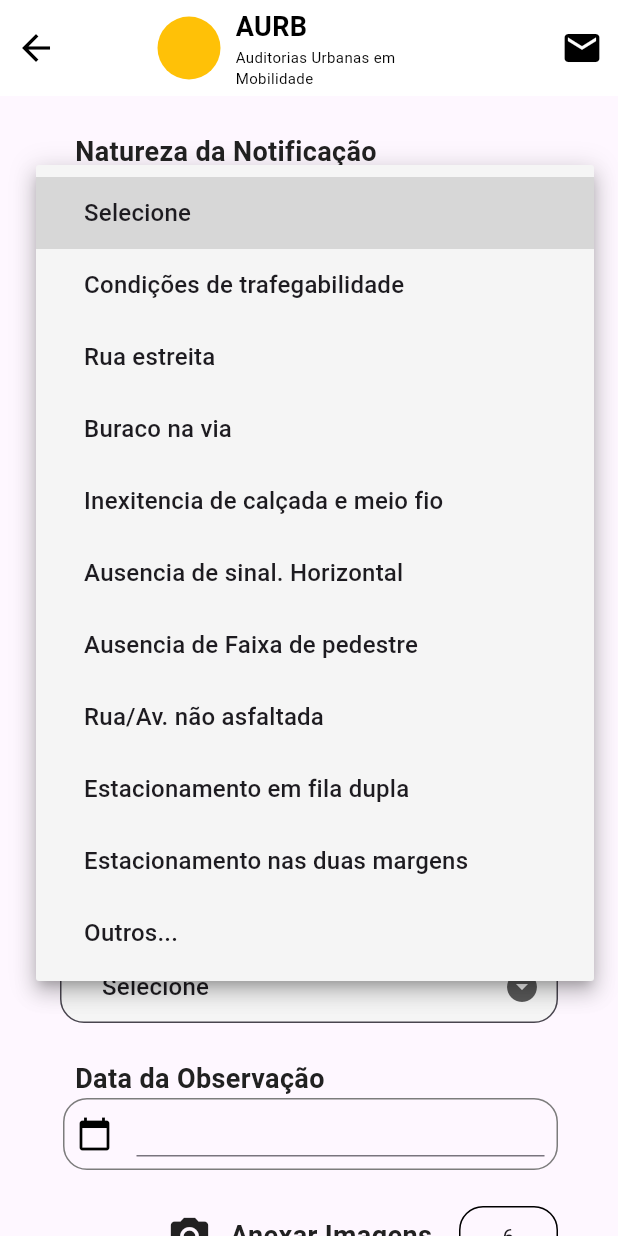
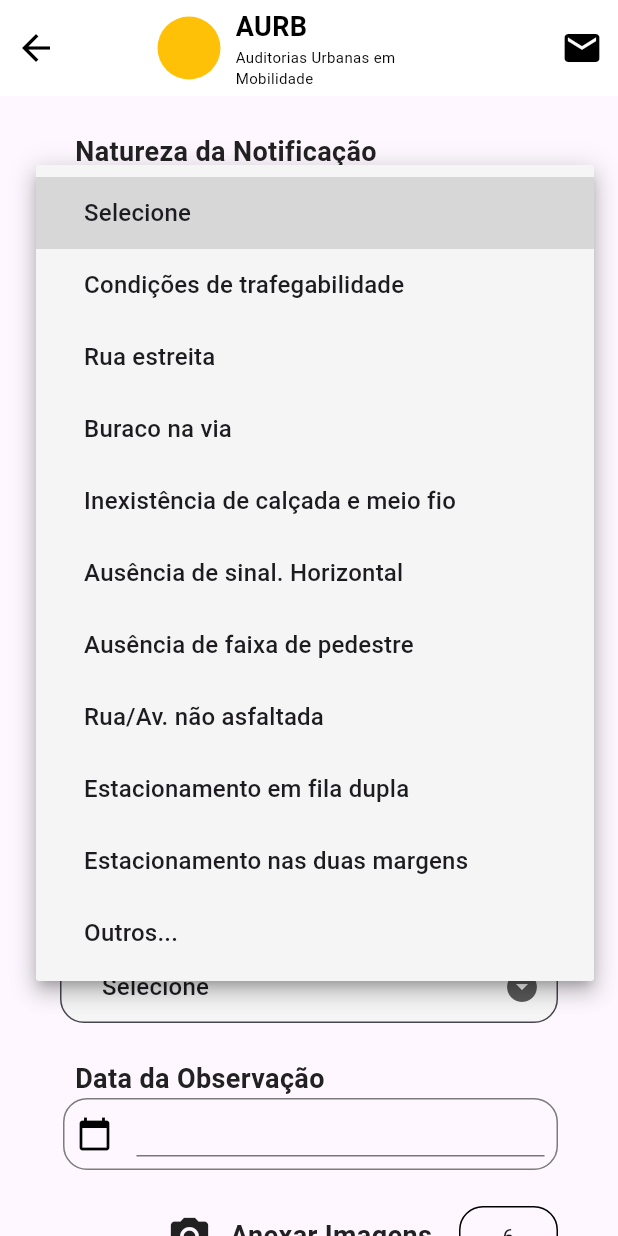
Before and after one commit to amon-mn/aurb, a Flutter app: the StreetsPage screen opened directly, after a tap on "Selecione", on a phone screen of 412 x 824 dp. Run offline on Flutter 3.47's test engine with Material 3 defaults, Android fonts, the phone set to English and light mode, and no system bars; drawn by our look-alikes of date_time_picker; our stand-ins replace charts_flutter, mask_text_input_formatter.

Commit message:
Corrigindo acentuacao

```diff
--- a/lib/screens/notifications/bus_terminal_screen.dart
+++ b/lib/screens/notifications/bus_terminal_screen.dart
@@ -34,7 +34,7 @@ class _BusTerminalPageState extends State<BusTerminalPage> {
     'Tempo de espera',
     'Ausência de banheiros',
     'Banheiros em mau funcionamento',
-    'Falta de indicador de numeros \ntelefônicos de emergência',
+    'Falta de indicador de números \ntelefônicos de emergência',
     'Inundações em forte chuva',
     'Terminal/Ponto quebrado \nou deteriorado',
     'Condições de espera em horário \nde pico',
--- a/lib/screens/notifications/public_transport_screen.dart
+++ b/lib/screens/notifications/public_transport_screen.dart
@@ -29,9 +29,9 @@ class _PublicTransportPageState extends State<PublicTransportPage> {
   final itemListPT = [
     'Selecione',
     'Condições do veículo',
-    'Ausência de rampa de acesso \na cadeirantes',
+    'Ausência de rampa de acesso \npara cadeirantes',
     'Muito lotado em horário de pico',
-    'Numero reduzido de assentos',
+    'Número reduzido de assentos',
     'Falta de segurança',
     'Demora na espera',
     'Assalto',
--- a/lib/screens/notifications/sidewalks_screen.dart
+++ b/lib/screens/notifications/sidewalks_screen.dart
@@ -27,9 +27,9 @@ class _SidewalksPageState extends State<SidewalksPage> {
   final itemListSidewalk = [
     'Selecione',
     'Condições de mobilidade',
-    'Obstrução por Desnível',
-    'Obstrução por Buraco',
-    'Obstrução por Lixo',
+    'Obstrução por desnível',
+    'Obstrução por buraco',
+    'Obstrução por lixo',
     'Obstrução por poste',
     'Obstrução por árvore',
     'Obstrução por veículo',
--- a/lib/screens/notifications/streets_screen.dart
+++ b/lib/screens/notifications/streets_screen.dart
@@ -29,9 +29,9 @@ class _StreetsPageState extends State<StreetsPage> {
     'Condições de trafegabilidade',
     'Rua estreita',
     'Buraco na via',
-    'Inexitencia de calçada e meio fio',
-    'Ausencia de sinal. Horizontal',
-    'Ausencia de Faixa de pedestre',
+    'Inexistência de calçada e meio fio',
+    'Ausência de sinal. Horizontal',
+    'Ausência de faixa de pedestre',
     'Rua/Av. não asfaltada',
     'Estacionamento em fila dupla',
     'Estacionamento nas duas margens',
```
Also changed, not shown: lib/screens/notifications/accessibility_screen.dart (+4 -4 lines), lib/screens/notifications/other_notifications.dart (+0 -10 lines), 11 other files.
